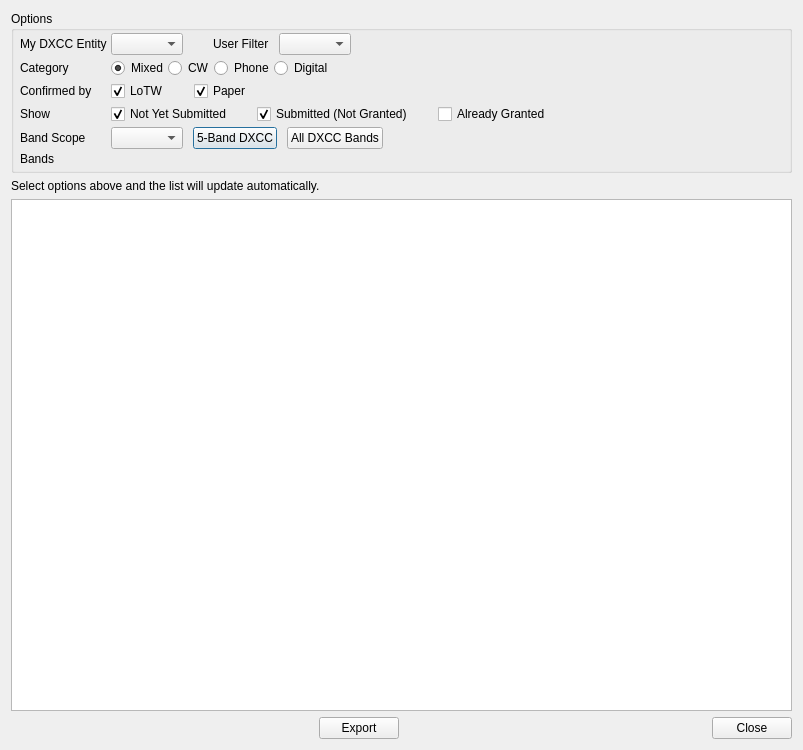
The window that ui/DXCCSubmissionDialog.ui (aa5sh/QLog) describes before a commit, drawn with Qt 5.
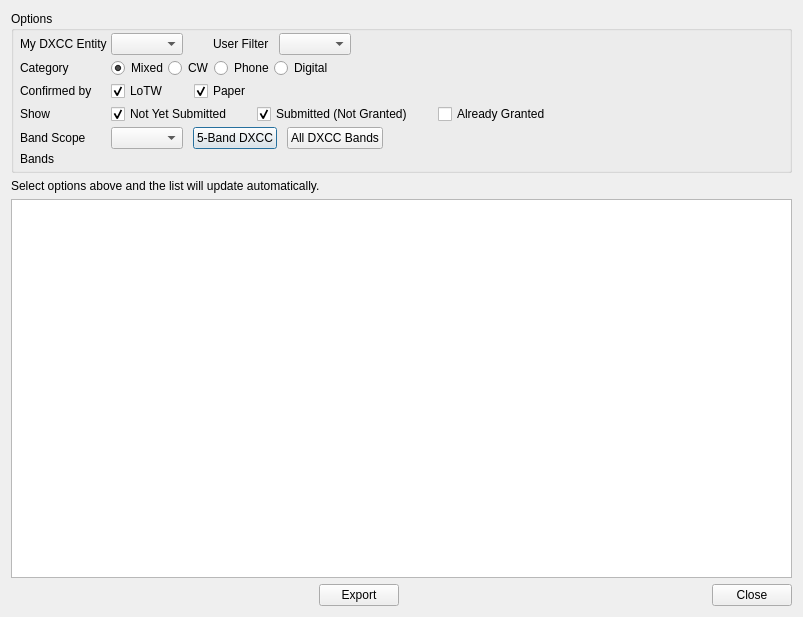
The same window after the commit. Icons and pictures are not drawn.

The edit to the form file:
```diff
--- a/ui/DXCCSubmissionDialog.ui
+++ b/ui/DXCCSubmissionDialog.ui
@@ -7,7 +7,7 @@
     <x>0</x>
     <y>0</y>
     <width>803</width>
-    <height>750</height>
+    <height>617</height>
    </rect>
   </property>
   <property name="windowTitle">
```
